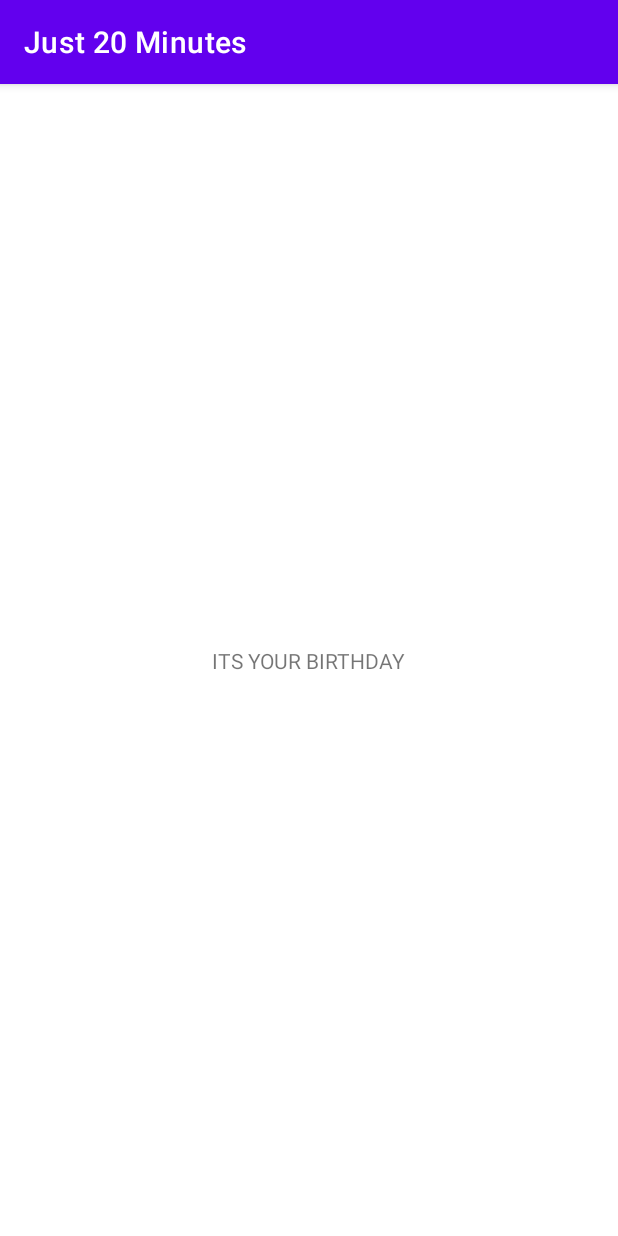
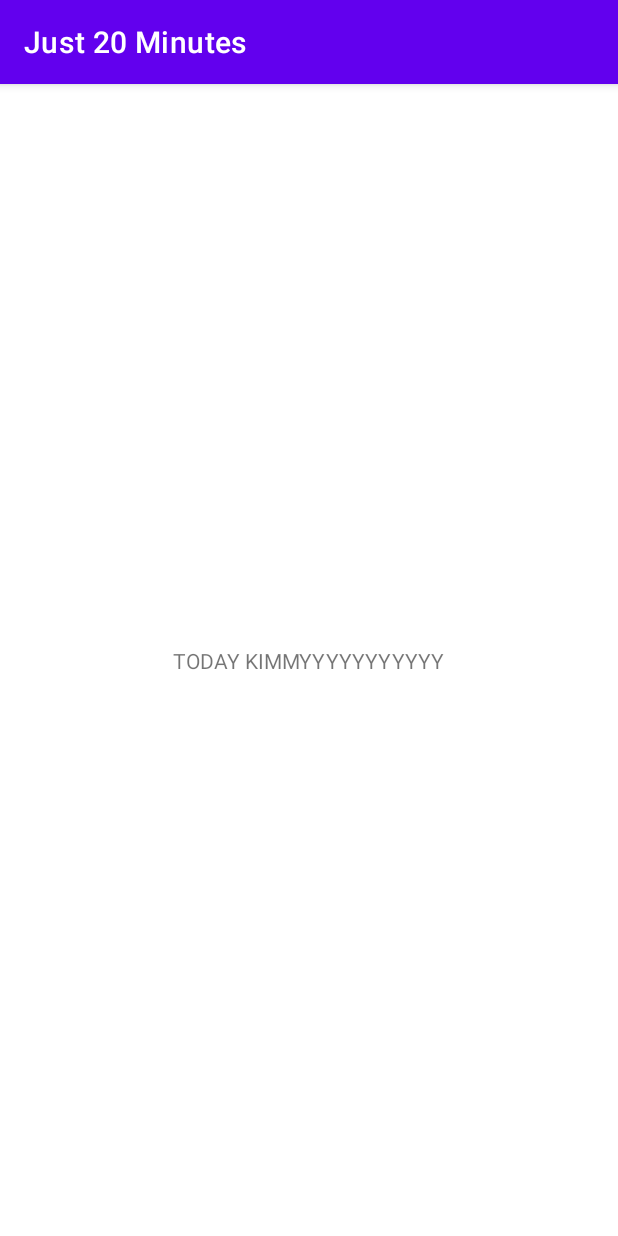
Before and after one commit to sc71/Just20Minutes-1, an Android app: the screen it shows after launch (MainActivity), on a phone screen of 412 x 824 dp. Run offline under Robolectric (Android 15) with nearby library versions, the phone set to English and light mode, and no system bars.

Commit message:
TODAY KIMBIE

```diff
--- a/app/src/main/res/layout/activity_main.xml
+++ b/app/src/main/res/layout/activity_main.xml
@@ -9,7 +9,7 @@
     <TextView
         android:layout_width="wrap_content"
         android:layout_height="wrap_content"
-        android:text="ITS YOUR BIRTHDAY"
+        android:text="TODAY KIMMYYYYYYYYYYY"
         app:layout_constraintBottom_toBottomOf="parent"
         app:layout_constraintLeft_toLeftOf="parent"
         app:layout_constraintRight_toRightOf="parent"
```
